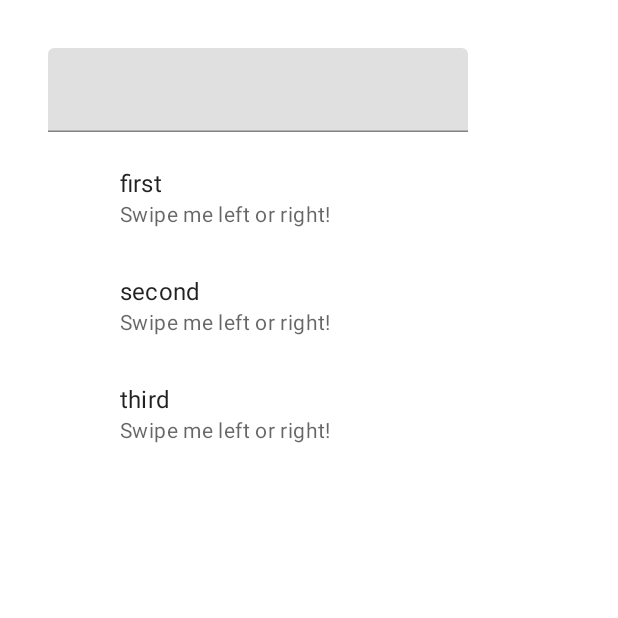
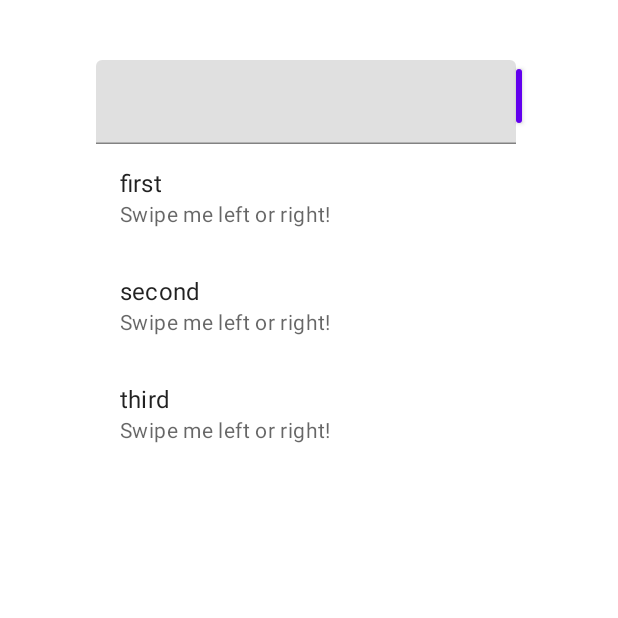
Before and after one commit to rulerhao/Ruler, an Android app built with Jetpack Compose: the composable HistoryDrawerScreen shown on its own in the app's theme, on a phone screen of 412 x 824 dp, the top half of it. Run offline under Robolectric (Android 15) with nearby library versions, the phone set to English and light mode, and no system bars; our stand-ins replace Dagger/Hilt's generated code, Room's generated code; 1 statement that could not run was skipped.

Commit message:
1. Add save scale size methods.

```diff
--- a/app/src/main/java/com/rulhouse/ruler/feature_node/domain/model/Measurement.kt
+++ b/app/src/main/java/com/rulhouse/ruler/feature_node/domain/model/Measurement.kt
@@ -6,8 +6,8 @@ import androidx.room.PrimaryKey
 @Entity
 data class Measurement(
     val title: String,
-    val width: Int,
-    val height: Int,
+    val width: Float,
+    val height: Float,
     val timeStamp: Long,
     @PrimaryKey val id: Int? = null
 ) {
--- a/app/src/main/java/com/rulhouse/ruler/feature_node/presentation/ruler/HistoryDrawerScreen.kt
+++ b/app/src/main/java/com/rulhouse/ruler/feature_node/presentation/ruler/HistoryDrawerScreen.kt
@@ -5,10 +5,13 @@ import androidx.compose.animation.animateColorAsState
 import androidx.compose.animation.core.animateDpAsState
 import androidx.compose.animation.core.animateFloatAsState
 import androidx.compose.foundation.background
+import androidx.compose.foundation.gestures.detectTapGestures
 import androidx.compose.foundation.layout.*
 import androidx.compose.foundation.lazy.LazyColumn
 import androidx.compose.foundation.lazy.items
 import androidx.compose.foundation.shape.RoundedCornerShape
+import androidx.compose.foundation.text.KeyboardActions
+import androidx.compose.foundation.text.KeyboardOptions
 import androidx.compose.material.*
 import androidx.compose.material.icons.Icons
 import androidx.compose.material.icons.filled.Delete
@@ -19,49 +22,78 @@ import androidx.compose.ui.Alignment
 import androidx.compose.ui.Modifier
 import androidx.compose.ui.draw.scale
 import androidx.compose.ui.graphics.Color
+import androidx.compose.ui.input.pointer.pointerInput
+import androidx.compose.ui.platform.LocalFocusManager
 import androidx.compose.ui.text.TextStyle
 import androidx.compose.ui.text.font.FontWeight
+import androidx.compose.ui.text.input.ImeAction
+import androidx.compose.ui.text.input.KeyboardType
 import androidx.compose.ui.text.input.TextFieldValue
 import androidx.compose.ui.unit.dp
 import androidx.hilt.navigation.compose.hiltViewModel
 import com.rulhouse.ruler.feature_node.domain.model.Measurement
+import com.rulhouse.ruler.feature_node.presentation.ruler.util.Size
 
 @OptIn(ExperimentalMaterialApi::class)
 @Composable
 fun HistoryDrawerScreen(
-//    rulerViewModel: RulerViewModel = hiltViewModel()
+    viewModel: RulerViewModel = hiltViewModel()
 ) {
     val measurements = remember { mutableStateListOf<Measurement>() }
     measurements.swapList(MeasurementProvider.measurementList)
 
     val textState = remember { mutableStateOf(TextFieldValue()) }
 
+    val focusManager = LocalFocusManager.current
     Box(
         modifier = Modifier
             .padding(all = 32.dp)
             .background(color = Color.Transparent)
     ) {
-        Column() {
-            TextField(
-                value = textState.value,
-                onValueChange = { textState.value = it }
-            )
-            LazyColumn(
-                contentPadding = PaddingValues(horizontal = 32.dp, vertical = 8.dp),
-                modifier = Modifier.background(
+        Column(
+            modifier = Modifier
+                .background(
                     color = Color.White,
                     shape = RoundedCornerShape(20.dp)
                 )
+                .padding(horizontal = 32.dp, vertical = 8.dp)
+        ) {
+            Row(
+
             ) {
-//                items(
-//                    items = measurements,
-//                    itemContent = {
-//                        MeasurementListItem(
-//                            measurement = it,
-//                            lengthScale = rulerViewModel.lengthScale.value.scale
-//                        )
-//                    }
-//                )
+                TextField(
+                    value = textState.value,
+                    onValueChange = { textState.value = it },
+                    keyboardActions = KeyboardActions(
+                        onDone = {
+                            focusManager.clearFocus()
+                        }
+                    ),
+                    keyboardOptions = KeyboardOptions.Default.copy(
+                        imeAction = ImeAction.Done,
+                        keyboardType = KeyboardType.Text
+                    ),
+                )
+                Button(
+                    onClick = {
+                        Log.d("TestTextView", "OnDone")
+                        viewModel.onEvent(
+                            RulerEvent.SaveMeasurement(
+                                title = textState.value.text,
+                                size = Size(
+                                    viewModel.scaleAreaWidth.value,
+                                    viewModel.scaleAreaHeight.value
+                                )
+                            )
+                        )
+                    }
+                ) {
+
+                }
+            }
+            LazyColumn(
+
+            ) {
                 items(measurements) { item ->
                     var unread by remember { mutableStateOf(false) }
                     val dismissState = rememberDismissState(
@@ -77,7 +109,10 @@ fun HistoryDrawerScreen(
                     SwipeToDismiss(
                         state = dismissState,
                         modifier = Modifier.padding(vertical = 4.dp),
-                        directions = setOf(DismissDirection.StartToEnd, DismissDirection.EndToStart),
+                        directions = setOf(
+                            DismissDirection.StartToEnd,
+                            DismissDirection.EndToStart
+                        ),
                         dismissThresholds = { direction ->
                             // threshold of swiping from left to right or right to left.
                             FractionalThreshold(
@@ -110,7 +145,10 @@ fun HistoryDrawerScreen(
                             )
 
                             Box(
-                                Modifier.fillMaxSize().background(color).padding(horizontal = 20.dp),
+                                Modifier
+                                    .fillMaxSize()
+                                    .background(color)
+                                    .padding(horizontal = 20.dp),
                                 contentAlignment = alignment
                             ) {
                                 Icon(
@@ -122,32 +160,29 @@ fun HistoryDrawerScreen(
                         },
                         dismissContent = {
                             Card(
-//                                modifier = Modifier.width(width = 0.dp),
                                 elevation = animateDpAsState(
                                     if (dismissState.dismissDirection != null) 4.dp else 0.dp
                                 ).value
                             ) {
                                 ListItem(
                                     text = {
-                                        Text(item.title, fontWeight = if (unread) FontWeight.Bold else null)
+                                        Text(
+                                            item.title,
+                                            fontWeight = if (unread) FontWeight.Bold else null
+                                        )
                                     },
                                     secondaryText = { Text("Swipe me left or right!") }
                                 )
                             }
                         }
                     )
-
-//                    MeasurementListItem(
-//                        measurement = item,
-//                        lengthScale = rulerViewModel.lengthScale.value.scale
-//                    )
                 }
             }
         }
     }
 }
 
-fun <T> SnapshotStateList<T>.swapList(newList: List<T>){
+fun <T> SnapshotStateList<T>.swapList(newList: List<T>) {
     clear()
     addAll(newList)
 }
--- a/app/src/main/java/com/rulhouse/ruler/feature_node/presentation/ruler/MeasurementProvider.kt
+++ b/app/src/main/java/com/rulhouse/ruler/feature_node/presentation/ruler/MeasurementProvider.kt
@@ -7,22 +7,22 @@ object MeasurementProvider {
         Measurement(
             id = 1,
             title = "first",
-            width = 50,
-            height = 100,
+            width = 50f,
+            height = 100f,
             timeStamp = 1649745127385
         ),
         Measurement(
             id = 2,
             title = "second",
-            width = 150,
-            height = 250,
+            width = 150f,
+            height = 250f,
             timeStamp = 1649745127393
         ),
         Measurement(
             id = 3,
             title = "third",
-            width = 70,
-            height = 30,
+            width = 70f,
+            height = 30f,
             timeStamp = 1649745127452
         )
     )
--- a/app/src/main/java/com/rulhouse/ruler/feature_node/presentation/ruler/RulerEvent.kt
+++ b/app/src/main/java/com/rulhouse/ruler/feature_node/presentation/ruler/RulerEvent.kt
@@ -1,9 +1,12 @@
 package com.rulhouse.ruler.feature_node.presentation.ruler
+
+import com.rulhouse.ruler.feature_node.presentation.ruler.util.Size
 
 sealed class RulerEvent {
     data class StartChangeScaleAnimation(val scale: RulerScale): RulerEvent()
     data class SetScale(val scale: RulerScale): RulerEvent()
+    data class SaveMeasurement(val title: String, val size: Size): RulerEvent()
+    data class ChangeScaleAreaSize(val size: Size): RulerEvent()
     object ToggleSaveDrawer: RulerEvent()
     object SwitchScale: RulerEvent()
-    object SaveMeasurement: RulerEvent()
 }
--- a/app/src/main/java/com/rulhouse/ruler/feature_node/presentation/ruler/RulerViewModel.kt
+++ b/app/src/main/java/com/rulhouse/ruler/feature_node/presentation/ruler/RulerViewModel.kt
@@ -31,6 +31,12 @@ class RulerViewModel @Inject constructor(
         scale = RulerScale.Centimeter
     ))
     val lengthScale: State<RulerState> = _lengthScale
+
+    private val _scaleAreaWidth = mutableStateOf(0.0f)
+    val scaleAreaWidth: State<Float> = _scaleAreaWidth
+
+    private val _scaleAreaHeight = mutableStateOf(0.0f)
+    val scaleAreaHeight: State<Float> = _scaleAreaHeight
 
     // Flow
     private val _eventFlow = MutableSharedFlow<RulerEvent>()
@@ -78,11 +84,12 @@ class RulerViewModel @Inject constructor(
                 is RulerEvent.SaveMeasurement -> {
                     viewModelScope.launch {
                         try {
+                            Log.d("testAddEditNote", "First")
                             measurementUseCases.addMeasurement(
                                 Measurement(
-                                    title = "Test Title",
-                                    width = 50,
-                                    height = 100,
+                                    title = event.title,
+                                    width = event.size.width,
+                                    height = event.size.height,
                                     timeStamp = System.currentTimeMillis(),
                                     id = currentMeasurementId
                                 )
@@ -99,6 +106,10 @@ class RulerViewModel @Inject constructor(
                         }
                     }
                 }
+                is RulerEvent.ChangeScaleAreaSize -> {
+                    _scaleAreaWidth.value = event.size.width
+                    _scaleAreaHeight.value = event.size.height
+                }
                 else -> {}
             }
         }
--- /dev/null
+++ b/app/src/main/java/com/rulhouse/ruler/feature_node/presentation/ruler/util/Size.kt
@@ -0,0 +1,6 @@
+package com.rulhouse.ruler.feature_node.presentation.ruler.util
+
+data class Size(
+    val width: Float,
+    val height: Float
+)
```
Also changed, not shown: app/src/main/java/com/rulhouse/ruler/feature_node/presentation/ruler/ScaleScreen.kt (+10 -1 lines).
